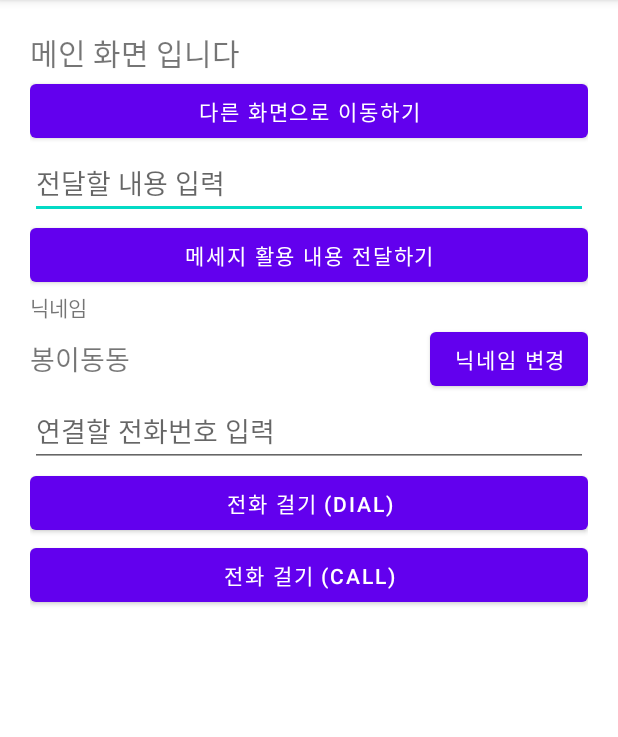
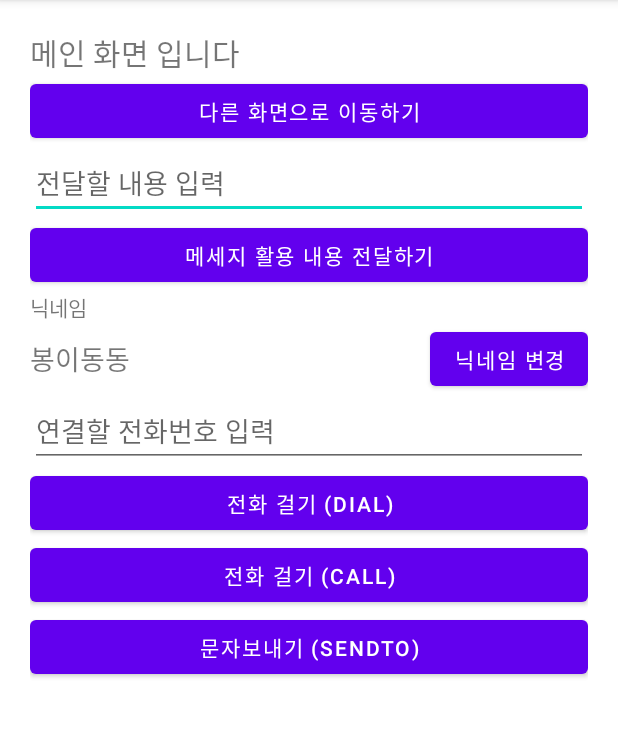
Before and after one commit to dani9210/Intent_20210829, an Android app: the screen it shows after launch (MainActivity), on a phone screen of 412 x 824 dp, the part 84-821 px from its top. Run offline under Robolectric (Android 15) with nearby library versions, the phone set to English and light mode, and no system bars.

Commit message:
SENDTo 액션 체험   - putExtra("sms_body","내용") 가능

```diff
--- a/app/src/main/res/layout/activity_main.xml
+++ b/app/src/main/res/layout/activity_main.xml
@@ -88,6 +88,11 @@
         android:layout_height="wrap_content"
         android:text="전화 걸기 (CALL)"/>
 
+    <Button
+        android:id="@+id/smsBtn"
+        android:layout_width="match_parent"
+        android:layout_height="wrap_content"
+        android:text="문자보내기 (SENDTO)"/>
 
 
 
```
Also changed, not shown: app/src/main/java/com/nepplus/intent_20210829/MainActivity.kt (+11 -0 lines).
